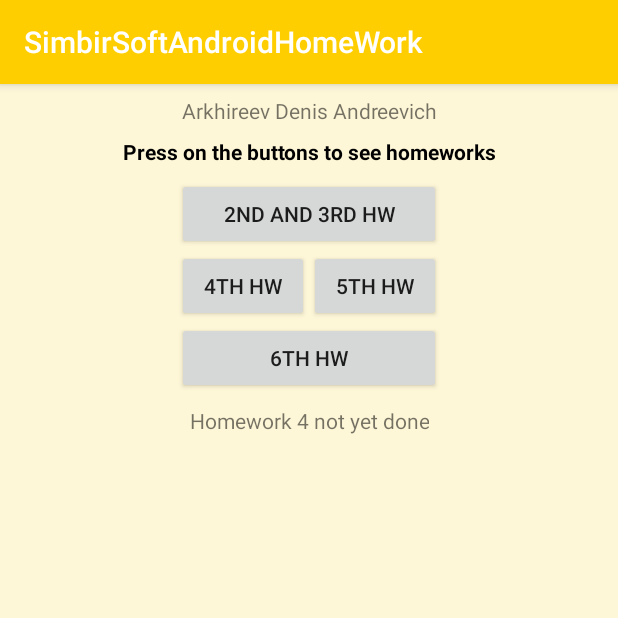
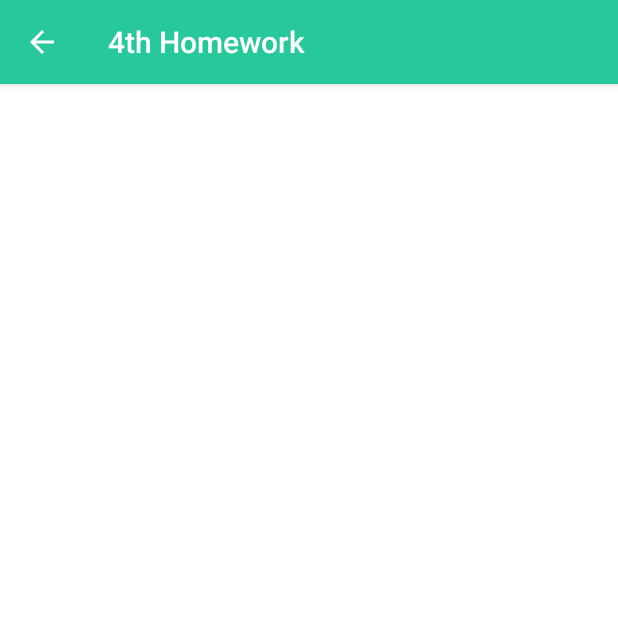
Before and after one commit to befirst/SimbirsoftAndroidHomework, an Android app: the screen it shows after launch (MainActivity before the commit, TheFourthHomeWork after it), after a tap on "4TH HW", on a phone screen of 412 x 824 dp, the top half of it. Run offline under Robolectric (Android 15) with nearby library versions, the phone set to English and light mode, and no system bars.

Commit message:
Added customToolBar. Added parent/child relations between activities

```diff
--- a/SimbirSoftAndroidHomeWork/app/src/main/java/com/no_fate/simbirsoftandroidhomework/MainActivity.java
+++ b/SimbirSoftAndroidHomeWork/app/src/main/java/com/no_fate/simbirsoftandroidhomework/MainActivity.java
@@ -43,7 +43,7 @@ public class MainActivity extends AppCompatActivity implements View.OnClickListe
                 tAdditionalInfo.setText(res.getString(R.string.empty_activity, "5"));
                 break;
             case R.id.bTheFourthHWActivityOpen:
-                tAdditionalInfo.setText(res.getString(R.string.empty_activity, "4"));
+                TheFourthHomeWork.start(MainActivity.this);
                 break;
             case R.id.bTheSecondAndTheThirdHWActivityOpen:
                 TheSecondHomeWork.start(MainActivity.this);
--- a/SimbirSoftAndroidHomeWork/app/src/main/java/com/no_fate/simbirsoftandroidhomework/TheFourthHomeWork.java
+++ b/SimbirSoftAndroidHomeWork/app/src/main/java/com/no_fate/simbirsoftandroidhomework/TheFourthHomeWork.java
@@ -1,13 +1,30 @@
 package com.no_fate.simbirsoftandroidhomework;
 
+import android.content.Context;
+import android.content.Intent;
 import android.support.v7.app.AppCompatActivity;
 import android.os.Bundle;
+import android.support.v7.widget.Toolbar;
 
 public class TheFourthHomeWork extends AppCompatActivity {
 
     @Override
     protected void onCreate(Bundle savedInstanceState) {
+        setTheme(R.style.Mint);
+
         super.onCreate(savedInstanceState);
         setContentView(R.layout.activity_the_fourth_home_work);
+
+        Toolbar customToolBar = (Toolbar) findViewById(R.id.toolBarCustom);
+        setSupportActionBar(customToolBar);
+        if (getSupportActionBar() != null) {
+            getSupportActionBar().setDisplayHomeAsUpEnabled(true);
+        }
+    }
+
+    public static void start(Context context) {
+        Intent starter = new Intent(context, TheFourthHomeWork.class);
+        //starter.putExtra();
+        context.startActivity(starter);
     }
 }
--- a/SimbirSoftAndroidHomeWork/app/src/main/res/layout/activity_the_fourth_home_work.xml
+++ b/SimbirSoftAndroidHomeWork/app/src/main/res/layout/activity_the_fourth_home_work.xml
@@ -4,6 +4,21 @@
     xmlns:tools="http://schemas.android.com/tools"
     android:layout_width="match_parent"
     android:layout_height="match_parent"
-    tools:context="com.no_fate.simbirsoftandroidhomework.TheFourthHomeWork">
+    tools:context="com.no_fate.simbirsoftandroidhomework.TheFourthHomeWork" >
+
+    <!-- The Material Design specification recommends that app bars have an elevation of 4 dp. -->
+    <android.support.v7.widget.Toolbar
+        android:id="@+id/toolBarCustom"
+        android:layout_width="match_parent"
+        android:layout_height="?android:attr/actionBarSize"
+        android:layout_marginLeft="0dp"
+        android:layout_marginRight="0dp"
+        android:layout_marginTop="0dp"
+        android:background="?attr/colorPrimary"
+        android:elevation="4dp"
+        android:theme="?attr/actionBarTheme"
+        app:layout_constraintLeft_toLeftOf="parent"
+        app:layout_constraintRight_toRightOf="parent"
+        app:layout_constraintTop_toTopOf="parent" />
 
 </android.support.constraint.ConstraintLayout>
--- a/SimbirSoftAndroidHomeWork/app/src/main/res/values/strings.xml
+++ b/SimbirSoftAndroidHomeWork/app/src/main/res/values/strings.xml
@@ -4,6 +4,7 @@
     <string name="help">Press on the buttons to see homeworks</string>
     <string name="empty_activity">Homework %1$s not yet done</string>
     <string name="second_n_third_homework">2nd and 3rd Homework</string>
+    <string name="fourth_homework">4th Homework</string>
     <string name="lorem_ipsum">Lorem ipsum</string>
     <string name="filler">Sed ut perspiciatis, unde omnis iste natus error sit voluptatem
         accusantium doloremque laudantium, totam rem aperiam eaque ipsa, quae ab illo inventore
--- a/SimbirSoftAndroidHomeWork/app/src/main/res/values/styles.xml
+++ b/SimbirSoftAndroidHomeWork/app/src/main/res/values/styles.xml
@@ -14,7 +14,7 @@
         <item name="android:colorBackground">@color/colorBackground</item>
     </style>
 
-    <style name="Mint" parent="Honey" >
+    <style name="Mint" parent="Theme.AppCompat.NoActionBar" >
         <item name="colorPrimary">@color/colorMintMain</item>
         <item name="colorPrimaryDark">@color/colorMintHead</item>
         <item name="android:colorBackground">@android:color/background_light</item>
```
Also changed, not shown: SimbirSoftAndroidHomeWork/app/src/main/AndroidManifest.xml (+10 -3 lines).
